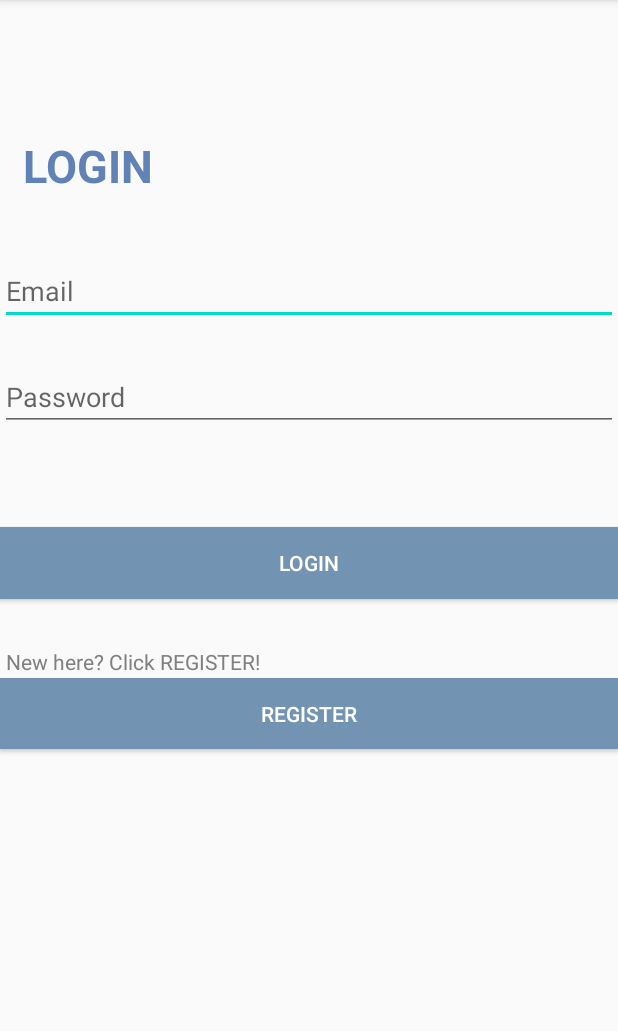
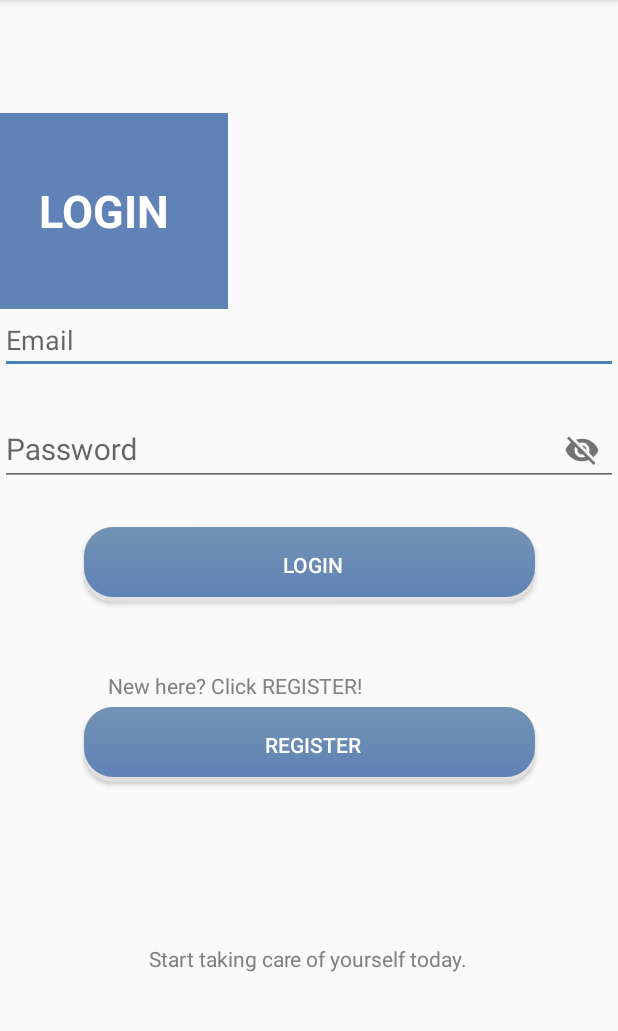
Before and after one commit to Harshitarnav/pdiot_app, an Android app: the screen it shows after launch (MainActivity), on a phone screen of 412 x 824 dp, the part 84-1115 px from its top. Run offline under Robolectric (Android 15) with nearby library versions, the light colour scheme and no system bars; our stand-ins replace Firebase (no records; nobody signed in at launch, a user with empty details on screens opened directly).

Commit message:
Updated UI

```diff
--- /dev/null
+++ b/app/src/main/res/drawable/ic_button.xml
@@ -0,0 +1,65 @@
+<?xml version="1.0" encoding="utf-8"?>
+<selector xmlns:android="http://schemas.android.com/apk/res/android">
+    <item android:state_pressed="false">
+        <layer-list>
+            <!-- SHADOW -->
+            <item>
+                <shape>
+                    <solid android:color="@color/grey"/>
+                    <!-- alttan gölge -->
+                    <corners android:radius="19dp"/>
+                </shape>
+            </item>
+            <!-- BUTTON alttan gölge
+              android:right="5px" to make it round-->
+            <item
+                android:bottom="5px"
+                >
+                <shape>
+                    <padding android:bottom="5dp"/>
+                    <gradient
+                        android:startColor="@color/bluegray"
+                        android:endColor="@color/glaucous"
+                        android:angle="270" />
+                    <corners
+                        android:radius="19dp"/>
+                    <padding
+                        android:left="5dp"
+                        android:top="5dp"
+                        android:right="5dp"
+                        android:bottom="5dp"/>
+                </shape>
+            </item>
+        </layer-list>
+    </item>
+
+    <item android:state_pressed="true">
+        <layer-list>
+            <!-- SHADOW -->
+            <item>
+                <shape>
+                    <solid android:color="#102746"/>
+                    <corners android:radius="19dp"/>
+
+                </shape>
+            </item>
+            <!-- BUTTON -->
+            <item android:bottom="5px">
+                <shape>
+                    <padding android:bottom="5dp"/>
+                    <gradient
+                        android:startColor="#1c4985"
+                        android:endColor="#163969"
+                        android:angle="270" />
+                    <corners
+                        android:radius="19dp"/>
+                    <padding
+                        android:left="10dp"
+                        android:top="10dp"
+                        android:right="5dp"
+                        android:bottom="10dp"/>
+                </shape>
+            </item>
+        </layer-list>
+    </item>
+</selector>
--- /dev/null
+++ b/app/src/main/res/drawable/ic_login_bg_shape.xml
@@ -0,0 +1,5 @@
+<?xml version="1.0" encoding="utf-8"?>
+<shape xmlns:android="http://schemas.android.com/apk/res/android" android:shape="rectangle">
+    <gradient android:endColor="@color/glaucous" android:startColor="@color/glaucous" android:angle="45"/>
+<!--    <corners android:bottomRightRadius="24dp" android:topRightRadius="24dp"/>-->
+</shape>
--- a/app/src/main/res/layout/activity_respeck_page.xml
+++ b/app/src/main/res/layout/activity_respeck_page.xml
@@ -8,9 +8,9 @@
 
     <TextView
         android:id="@+id/output"
-        android:layout_width="290dp"
-        android:layout_height="95dp"
-        android:background="#7393B3"
+        android:layout_width="302dp"
+        android:layout_height="115dp"
+        android:background="@drawable/ic_button"
         android:gravity="center_vertical|center_horizontal"
         android:text="Confidence Level: Activity"
         android:textColor="#FFFFFF"
--- a/app/src/main/res/layout/activity_start.xml
+++ b/app/src/main/res/layout/activity_start.xml
@@ -9,15 +9,18 @@
 
     <TextView
         android:id="@+id/textView3"
-        android:layout_width="wrap_content"
-        android:layout_height="wrap_content"
+        android:layout_width="192dp"
+        android:layout_height="94dp"
         android:layout_alignParentStart="true"
         android:layout_alignParentTop="true"
-        android:layout_marginStart="15dp"
-        android:layout_marginTop="90dp"
-        android:layout_marginBottom="62dp"
-        android:text="LOGIN"
-        android:textColor="#6082B6"
+        android:layout_alignParentBottom="true"
+        android:layout_marginStart="-40dp"
+        android:layout_marginTop="75dp"
+        android:layout_marginBottom="562dp"
+        android:background="@drawable/ic_login_bg_shape"
+        android:gravity="center_vertical"
+        android:text="         LOGIN"
+        android:textColor="#FFFFFF"
         android:textSize="30dp"
         android:textStyle="bold" />
 
@@ -25,11 +28,11 @@
         android:id="@+id/textView2"
         android:layout_width="219dp"
         android:layout_height="36dp"
-        android:layout_below="@+id/login"
         android:layout_alignParentStart="true"
-        android:layout_marginStart="4dp"
+        android:layout_alignParentTop="true"
+        android:layout_marginStart="72dp"
         android:layout_marginLeft="100dp"
-        android:layout_marginTop="32dp"
+        android:layout_marginTop="447dp"
         android:text="New here? Click REGISTER!"
         android:textColor="#808080"
         app:layout_constraintBottom_toTopOf="@+id/register"
@@ -42,38 +45,78 @@
         android:layout_width="match_parent"
         android:layout_height="wrap_content"
         android:layout_alignParentTop="true"
-        android:layout_marginTop="171dp"
+        android:layout_marginTop="204dp"
         android:hint="Email" />
 
-    <EditText
-        android:id="@+id/password"
+    <TextView
+        android:id="@+id/textView4"
+        android:layout_width="250dp"
+        android:layout_height="49dp"
+        android:layout_alignParentStart="true"
+        android:layout_alignParentBottom="true"
+        android:layout_marginStart="80dp"
+        android:layout_marginLeft="100dp"
+        android:layout_marginBottom="104dp"
+        android:gravity="center"
+        android:text="Start taking care of yourself today."
+        android:textColor="#808080"
+        app:layout_constraintBottom_toTopOf="@+id/register"
+        app:layout_constraintEnd_toEndOf="parent"
+        app:layout_constraintStart_toStartOf="parent"
+        app:layout_constraintTop_toTopOf="parent" />
+
+    <com.google.android.material.textfield.TextInputLayout
         android:layout_width="match_parent"
         android:layout_height="wrap_content"
-        android:layout_alignParentTop="true"
-        android:layout_marginTop="242dp"
-        android:hint="Password" />
+        android:layout_marginTop="265dp"
+        android:layout_marginBottom="24dp"
+        app:passwordToggleEnabled="true">
+
+        <com.google.android.material.textfield.TextInputEditText
+            android:id="@+id/password"
+            android:layout_width="match_parent"
+            android:layout_height="wrap_content"
+            android:layout_alignParentTop="true"
+            android:layout_marginTop="242dp"
+            android:drawablePadding="12dp"
+            android:hint="Password"
+            android:textSize="20sp" />
+    </com.google.android.material.textfield.TextInputLayout>
+
+<!--    <EditText-->
+<!--        android:id="@+id/passwordd"-->
+<!--        android:layout_width="match_parent"-->
+<!--        android:layout_height="wrap_content"-->
+<!--        android:layout_alignParentTop="true"-->
+<!--        android:layout_marginTop="242dp"-->
+<!--        android:hint="Password" />-->
 
     <Button
         android:id="@+id/register"
-        android:layout_width="match_parent"
-        android:layout_height="wrap_content"
-        android:layout_alignBottom="@+id/password"
+        android:layout_width="300dp"
+        android:layout_height="50dp"
+        android:layout_alignParentStart="true"
         android:layout_alignParentTop="true"
-        android:layout_marginTop="452dp"
-        android:layout_marginBottom="-212dp"
-        android:background="#7393B3"
+        android:layout_alignParentEnd="true"
+        android:layout_marginStart="56dp"
+        android:layout_marginTop="471dp"
+        android:layout_marginEnd="55dp"
+        android:background="@drawable/ic_button"
         android:text="REGISTER"
         android:textColor="#FFFFFF"
         app:layout_constraintStart_toStartOf="@id/login" />
 
     <Button
         android:id="@+id/login"
-        android:layout_width="match_parent"
-        android:layout_height="wrap_content"
-        android:layout_alignParentTop="true"
+        android:layout_width="300dp"
+        android:layout_height="50dp"
+        android:layout_alignParentStart="true"
+        android:layout_alignParentEnd="true"
+        android:layout_marginStart="56dp"
         android:layout_marginTop="351dp"
-        android:background="#7393B3"
+        android:layout_marginEnd="55dp"
+        android:background="@drawable/ic_button"
         android:text="login"
-        android:textColor="#FFFFFF"/>
+        android:textColor="#FFFFFF" />
 
 </RelativeLayout>
--- a/app/src/main/res/values/colors.xml
+++ b/app/src/main/res/values/colors.xml
@@ -47,6 +47,10 @@
     <color name="bluegray">#7393B3</color>
     <color name="glaucous">#6082B6</color>
     <color name="slategray">#708090</color>
+    <color name="steel_blue">#4682B4</color>
+    <color name="dark_grey">#555555</color>
+
+
 
     <color name="white_70">#B3FFFFFF</color>
 
--- a/app/src/main/res/values/styles.xml
+++ b/app/src/main/res/values/styles.xml
@@ -3,8 +3,8 @@
     <style name="AppTheme" parent="Theme.AppCompat.Light.DarkActionBar">
         <!-- Customize your theme here. -->
         <item name="colorPrimary">@color/bluegray</item>
-        <item name="colorPrimaryDark">@color/glaucous</item>
-        <item name="colorAccent">@color/colorAccent</item>
+        <item name="colorPrimaryDark">@color/dark_grey</item>
+        <item name="colorAccent">@color/steel_blue</item>
 <!--        <item name="android:background">@color/bluegrey</item>-->
     </style>
 
```
Also changed, not shown: app/src/main/res/drawable/ic_button_logout.xml (added, +65 -0 lines), app/src/main/res/layout/activity_main.xml (+17 -11 lines), app/src/main/res/layout/activity_register.xml (+43 -10 lines), app/src/main/res/layout/activity_thingy_page.xml (+4 -4 lines), 45 other files.
